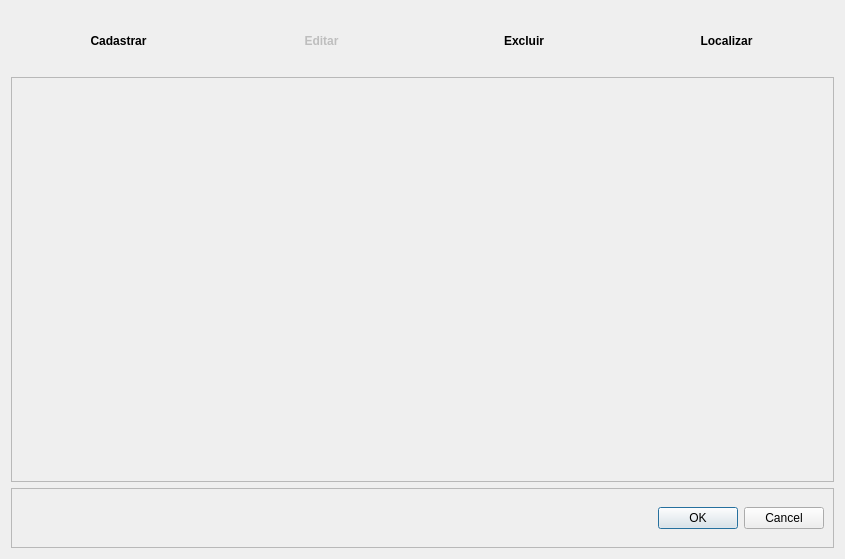
Qt form Resources/UI/CadastroMercadoria.ui (Klubas/Projeto-SOAD) before a commit.
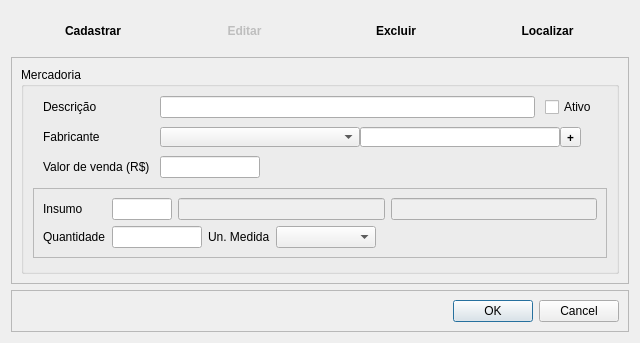
The same form after that commit. The open tabs and pages were chosen to show the change.

Commit message: # Cadastro mercadoria - Interface - Padrões - Implementado Adicionar novo fabricante

Diff of the .ui file:
```diff
--- a/Resources/UI/CadastroMercadoria.ui
+++ b/Resources/UI/CadastroMercadoria.ui
@@ -9,8 +9,8 @@
    <rect>
     <x>0</x>
     <y>0</y>
-    <width>845</width>
-    <height>559</height>
+    <width>640</width>
+    <height>343</height>
    </rect>
   </property>
   <property name="sizePolicy">
@@ -21,8 +21,14 @@
   </property>
   <property name="minimumSize">
    <size>
-    <width>845</width>
-    <height>559</height>
+    <width>640</width>
+    <height>300</height>
+   </size>
+  </property>
+  <property name="maximumSize">
+   <size>
+    <width>1080</width>
+    <height>16777215</height>
    </size>
   </property>
   <property name="windowTitle">
@@ -33,6 +39,12 @@
     <layout class="QVBoxLayout" name="verticalLayout">
      <item>
       <widget class="QWidget" name="frame_menu" native="true">
+       <property name="sizePolicy">
+        <sizepolicy hsizetype="Preferred" vsizetype="Fixed">
+         <horstretch>0</horstretch>
+         <verstretch>0</verstretch>
+        </sizepolicy>
+       </property>
        <property name="maximumSize">
         <size>
          <width>16777215</width>
@@ -146,11 +158,464 @@
        <property name="frameShadow">
         <enum>QFrame::Raised</enum>
        </property>
-       <layout class="QGridLayout" name="gridLayout_7"/>
+       <layout class="QGridLayout" name="gridLayout_7">
+        <item row="0" column="0">
+         <widget class="QGroupBox" name="groupBox_mercadoria">
+          <property name="title">
+           <string>Mercadoria</string>
+          </property>
+          <layout class="QGridLayout" name="gridLayout_2">
+           <item row="1" column="0">
+            <widget class="QStackedWidget" name="stackedWidget">
+             <property name="currentIndex">
+              <number>1</number>
+             </property>
+             <widget class="QWidget" name="page_casco">
+              <layout class="QHBoxLayout" name="horizontalLayout_5">
+               <property name="spacing">
+                <number>0</number>
+               </property>
+               <property name="leftMargin">
+                <number>0</number>
+               </property>
+               <property name="topMargin">
+                <number>0</number>
+               </property>
+               <property name="rightMargin">
+                <number>0</number>
+               </property>
+               <property name="bottomMargin">
+                <number>0</number>
+               </property>
+               <item>
+                <widget class="QFrame" name="frame_casco">
+                 <property name="sizePolicy">
+                  <sizepolicy hsizetype="Expanding" vsizetype="Fixed">
+                   <horstretch>0</horstretch>
+                   <verstretch>0</verstretch>
+                  </sizepolicy>
+                 </property>
+                 <property name="frameShape">
+                  <enum>QFrame::StyledPanel</enum>
+                 </property>
+                 <property name="frameShadow">
+                  <enum>QFrame::Raised</enum>
+                 </property>
+                 <layout class="QGridLayout" name="gridLayout_3">
+                  <item row="0" column="0">
+                   <widget class="QLabel" name="label_insumo">
+                    <property name="text">
+                     <string>Insumo</string>
+                    </property>
+                   </widget>
+                  </item>
+                  <item row="0" column="1">
+                   <layout class="QHBoxLayout" name="horizontalLayout_7">
+                    <item>
+                     <widget class="QLineEdit" name="lineEdit_insumo_id">
+                      <property name="maximumSize">
+                       <size>
+                        <width>60</width>
+                        <height>16777215</height>
+                       </size>
+                      </property>
+                     </widget>
+                    </item>
+                    <item>
+                     <widget class="QLineEdit" name="lineEdit_insumo">
+                      <property name="enabled">
+                       <bool>false</bool>
+                      </property>
+                     </widget>
+                    </item>
+                    <item>
+                     <widget class="QLineEdit" name="lineEdit_insumo_fabricante">
+                      <property name="enabled">
+                       <bool>false</bool>
+                      </property>
+                     </widget>
+                    </item>
+                   </layout>
+                  </item>
+                  <item row="1" column="0">
+                   <widget class="QLabel" name="label_quantidade">
+                    <property name="text">
+                     <string>Quantidade</string>
+                    </property>
+                   </widget>
+                  </item>
+                  <item row="1" column="1">
+                   <layout class="QHBoxLayout" name="horizontalLayout_10">
+                    <item>
+                     <widget class="QLineEdit" name="lineEdit_quantidade_insumo">
+                      <property name="minimumSize">
+                       <size>
+                        <width>50</width>
+                        <height>0</height>
+                       </size>
+                      </property>
+                      <property name="maximumSize">
+                       <size>
+                        <width>90</width>
+                        <height>16777215</height>
+                       </size>
+                      </property>
+                     </widget>
+                    </item>
+                    <item>
+                     <widget class="QLabel" name="label">
+                      <property name="sizePolicy">
+                       <sizepolicy hsizetype="Fixed" vsizetype="Preferred">
+                        <horstretch>0</horstretch>
+                        <verstretch>0</verstretch>
+                       </sizepolicy>
+                      </property>
+                      <property name="text">
+                       <string>Un. Medida</string>
+                      </property>
+                     </widget>
+                    </item>
+                    <item>
+                     <widget class="QComboBox" name="comboBox_unidade_medida_insumo">
+                      <property name="minimumSize">
+                       <size>
+                        <width>100</width>
+                        <height>0</height>
+                       </size>
+                      </property>
+                      <property name="maximumSize">
+                       <size>
+                        <width>130</width>
+                        <height>16777215</height>
+                       </size>
+                      </property>
+                     </widget>
+                    </item>
+                    <item>
+                     <spacer name="horizontalSpacer_2">
+                      <property name="orientation">
+                       <enum>Qt::Horizontal</enum>
+                      </property>
+                      <property name="sizeHint" stdset="0">
+                       <size>
+                        <width>40</width>
+                        <height>20</height>
+                       </size>
+                      </property>
+                     </spacer>
+                    </item>
+                   </layout>
+                  </item>
+                 </layout>
+                </widget>
+               </item>
+              </layout>
+             </widget>
+             <widget class="QWidget" name="page_insumo">
+              <layout class="QVBoxLayout" name="verticalLayout_2">
+               <property name="spacing">
+                <number>0</number>
+               </property>
+               <property name="leftMargin">
+                <number>0</number>
+               </property>
+               <property name="topMargin">
+                <number>0</number>
+               </property>
+               <property name="rightMargin">
+                <number>0</number>
+               </property>
+               <property name="bottomMargin">
+                <number>0</number>
+               </property>
+               <item>
+                <widget class="QFrame" name="frame_insumo">
+                 <property name="frameShape">
+                  <enum>QFrame::StyledPanel</enum>
+                 </property>
+                 <property name="frameShadow">
+                  <enum>QFrame::Raised</enum>
+                 </property>
+                 <layout class="QFormLayout" name="formLayout_2">
+                  <item row="0" column="0">
+                   <widget class="QLabel" name="label_quantidade_embalagem">
+                    <property name="text">
+                     <string>Quantidade (embalagem)</string>
+                    </property>
+                   </widget>
+                  </item>
+                  <item row="0" column="1">
+                   <layout class="QHBoxLayout" name="horizontalLayout_6">
+                    <item>
+                     <widget class="QLineEdit" name="lineEdit_quantidade_embalagem">
+                      <property name="maximumSize">
+                       <size>
+                        <width>100</width>
+                        <height>16777215</height>
+                       </size>
+                      </property>
+                     </widget>
+                    </item>
+                    <item>
+                     <widget class="QLabel" name="label_un_medida">
+                      <property name="sizePolicy">
+                       <sizepolicy hsizetype="Fixed" vsizetype="Preferred">
+                        <horstretch>0</horstretch>
+                        <verstretch>0</verstretch>
+                       </sizepolicy>
+                      </property>
+                      <property name="text">
+                       <string>Un. Medida</string>
+                      </property>
+                     </widget>
+                    </item>
+                    <item>
+                     <widget class="QComboBox" name="comboBox_unidade_medida_embalagem">
+                      <property name="maximumSize">
+                       <size>
+                        <width>100</width>
+                        <height>16777215</height>
+                       </size>
+                      </property>
+                     </widget>
+                    </item>
+                    <item>
+                     <spacer name="horizontalSpacer">
+                      <property name="orientation">
+                       <enum>Qt::Horizontal</enum>
+                      </property>
+                      <property name="sizeHint" stdset="0">
+                       <size>
+                        <width>40</width>
+                        <height>20</height>
+                       </size>
+                      </property>
+                     </spacer>
+                    </item>
+                   </layout>
+                  </item>
+                 </layout>
+                </widget>
+               </item>
+              </layout>
+             </widget>
+            </widget>
+           </item>
+           <item row="0" column="0">
+            <layout class="QFormLayout" name="formLayout">
+             <property name="horizontalSpacing">
+              <number>10</number>
+             </property>
+             <property name="verticalSpacing">
+              <number>9</number>
+             </property>
+             <property name="leftMargin">
+              <number>10</number>
+             </property>
+             <property name="rightMargin">
+              <number>10</number>
+             </property>
+             <item row="0" column="0">
+              <widget class="QLabel" name="label_descricao">
+               <property name="text">
+                <string>Descrição</string>
+               </property>
+              </widget>
+             </item>
+             <item row="0" column="1">
+              <layout class="QHBoxLayout" name="horizontalLayout">
+               <property name="spacing">
+                <number>10</number>
+               </property>
+               <item>
+                <widget class="QLineEdit" name="lineEdit_descricao">
+                 <property name="maximumSize">
+                  <size>
+                   <width>16777215</width>
+                   <height>16777215</height>
+                  </size>
+                 </property>
+                 <property name="maxLength">
+                  <number>120</number>
+                 </property>
+                 <property name="clearButtonEnabled">
+                  <bool>false</bool>
+                 </property>
+                </widget>
+               </item>
+               <item>
+                <widget class="QCheckBox" name="checkBox">
+                 <property name="text">
+                  <string>Ativo</string>
+                 </property>
+                </widget>
+               </item>
+              </layout>
+             </item>
+             <item row="1" column="0">
+              <widget class="QLabel" name="label_fabricante">
+               <property name="text">
+                <string>Fabricante</string>
+               </property>
+              </widget>
+             </item>
+             <item row="1" column="1">
+              <layout class="QHBoxLayout" name="horizontalLayout_2">
+               <property name="spacing">
+                <number>0</number>
+               </property>
+               <item>
+                <widget class="QComboBox" name="comboBox_fabricante">
+                 <property name="minimumSize">
+                  <size>
+                   <width>200</width>
+                   <height>0</height>
+                  </size>
+                 </property>
+                 <property name="maximumSize">
+                  <size>
+                   <width>16777215</width>
+                   <height>20</height>
+                  </size>
+                 </property>
+                 <property name="acceptDrops">
+                  <bool>false</bool>
+                 </property>
+                 <property name="editable">
+                  <bool>false</bool>
+                 </property>
+                 <property name="duplicatesEnabled">
+                  <bool>false</bool>
+                 </property>
+                 <property name="frame">
+                  <bool>true</bool>
+                 </property>
+                </widget>
+               </item>
+               <item>
+                <widget class="QLineEdit" name="lineEdit_fabricante">
+                 <property name="minimumSize">
+                  <size>
+                   <width>200</width>
+                   <height>0</height>
+                  </size>
+                 </property>
+                 <property name="maximumSize">
+                  <size>
+                   <width>16777215</width>
+                   <height>20</height>
+                  </size>
+                 </property>
+                 <property name="maxLength">
+                  <number>120</number>
+                 </property>
+                 <property name="frame">
+                  <bool>true</bool>
+                 </property>
+                 <property name="dragEnabled">
+                  <bool>true</bool>
+                 </property>
+                 <property name="clearButtonEnabled">
+                  <bool>true</bool>
+                 </property>
+                </widget>
+               </item>
+               <item>
+                <widget class="QToolButton" name="toolButton_addFabricante">
+                 <property name="minimumSize">
+                  <size>
+                   <width>0</width>
+                   <height>0</height>
+                  </size>
+                 </property>
+                 <property name="maximumSize">
+                  <size>
+                   <width>16777215</width>
+                   <height>20</height>
+                  </size>
+                 </property>
+                 <property name="font">
+                  <font>
+                   <family>Arial Black</family>
+                   <pointsize>9</pointsize>
+                   <weight>75</weight>
+                   <bold>true</bold>
+                  </font>
+                 </property>
+                 <property name="text">
+                  <string>+</string>
+                 </property>
+                 <property name="checkable">
+                  <bool>true</bool>
+                 </property>
+                 <property name="checked">
+                  <bool>false</bool>
+                 </property>
+                 <property name="autoRepeat">
+                  <bool>false</bool>
+                 </property>
+                 <property name="autoExclusive">
+                  <bool>false</bool>
+                 </property>
+                 <property name="popupMode">
+                  <enum>QToolButton::InstantPopup</enum>
+                 </property>
+                 <property name="autoRaise">
+                  <bool>false</bool>
+                 </property>
+                 <property name="arrowType">
+                  <enum>Qt::NoArrow</enum>
+                 </property>
+                </widget>
+               </item>
+               <item>
+                <spacer name="horizontalSpacer_3">
+                 <property name="orientation">
+                  <enum>Qt::Horizontal</enum>
+                 </property>
+                 <property name="sizeHint" stdset="0">
+                  <size>
+                   <width>40</width>
+                   <height>20</height>
+                  </size>
+                 </property>
+                </spacer>
+               </item>
+              </layout>
+             </item>
+             <item row="2" column="0">
+              <widget class="QLabel" name="label_4">
+               <property name="text">
+                <string>Valor de venda (R$)</string>
+               </property>
+              </widget>
+             </item>
+             <item row="2" column="1">
+              <widget class="QLineEdit" name="lineEdit_valor_venda">
+               <property name="maximumSize">
+                <size>
+                 <width>100</width>
+                 <height>16777215</height>
+                </size>
+               </property>
+              </widget>
+             </item>
+            </layout>
+           </item>
+          </layout>
+         </widget>
+        </item>
+       </layout>
       </widget>
      </item>
      <item>
       <widget class="QFrame" name="frame_buttons">
+       <property name="sizePolicy">
+        <sizepolicy hsizetype="Preferred" vsizetype="Fixed">
+         <horstretch>0</horstretch>
+         <verstretch>0</verstretch>
+        </sizepolicy>
+       </property>
        <property name="maximumSize">
         <size>
          <width>16777215</width>
```
The commit also changes 21 other files.
